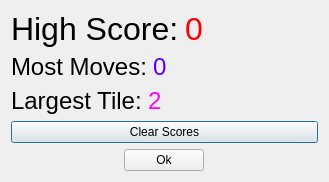
bemcgarvey/My2048, file 2048/highscoredialog.ui: the form before one commit.
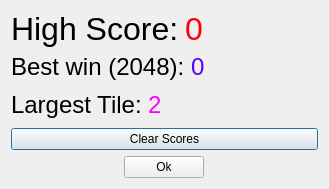
The form after the commit.

```diff
--- a/2048/highscoredialog.ui
+++ b/2048/highscoredialog.ui
@@ -7,7 +7,7 @@
     <x>0</x>
     <y>0</y>
     <width>329</width>
-    <height>178</height>
+    <height>189</height>
    </rect>
   </property>
   <property name="windowTitle">
@@ -89,7 +89,7 @@
         </font>
        </property>
        <property name="text">
-        <string>&lt;html&gt;&lt;head/&gt;&lt;body&gt;&lt;p&gt;Most Moves:&lt;/p&gt;&lt;/body&gt;&lt;/html&gt;</string>
+        <string>&lt;html&gt;&lt;head/&gt;&lt;body&gt;&lt;p&gt;Best win (2048):&lt;/p&gt;&lt;/body&gt;&lt;/html&gt;</string>
        </property>
       </widget>
      </item>
```
Left out of the diff: 2 changed lines with no effect on the pictures.
